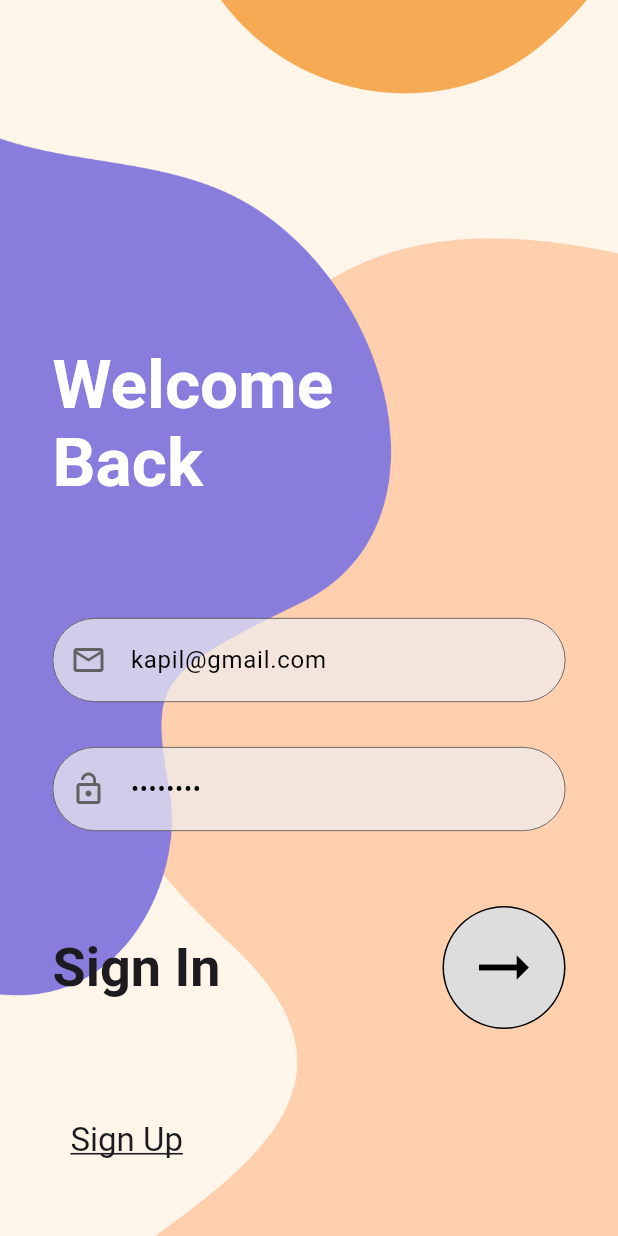
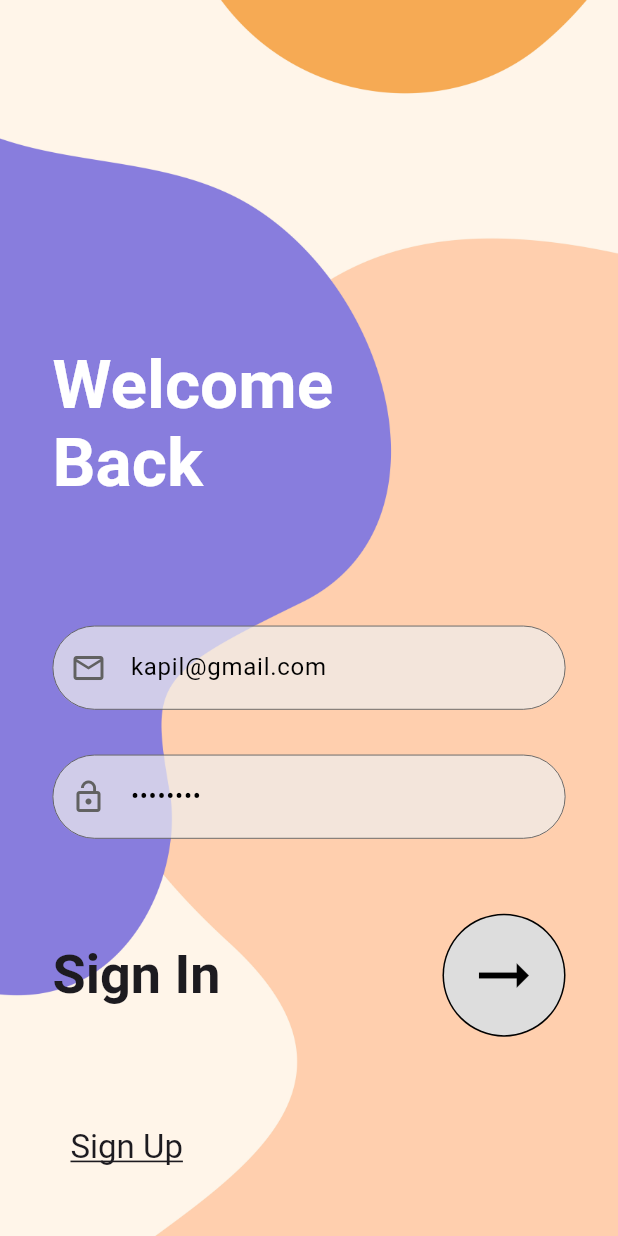
Before and after one commit to Dakshata45/quiz, a Flutter app: the screen it shows after launch, on a phone screen of 412 x 824 dp. Run offline on Flutter 3.47's test engine with Material 3 defaults, Android fonts, the light colour scheme and no system bars; our stand-ins replace firebase_auth, firebase_core; accounts and stored records are empty; network calls fail.

Commit message:
app commit

```diff
--- a/lib/quiz_screen/model/db_connect.dart
+++ b/lib/quiz_screen/model/db_connect.dart
@@ -8,27 +8,18 @@ import 'question_model.dart';
 class DBconnect {
   final url = Uri.parse(
       'https://quiz-app-269d2-default-rtdb.firebaseio.com/questions.json');
-  Future<void> addQuestion(Question question) async {
-    http.post(url,
-        body:
-            json.encode({'title': question.title, 'option': question.options}));
-  }
 
   Future<List<Question>> fetchQuestions() async {
-    // we got the data from just using this. now let's print it to see what we got.
     return http.get(url).then((response) {
-      // the 'then' method returns a 'response' which is our data.
-      // to whats inside we have to decode it first.
       var data = json.decode(response.body) as Map<String, dynamic>;
       debugPrint('data = $data');
       List<Question> newQuestions = [];
       data.forEach((key, value) {
         var newQuestion = Question(
-          id: key, // the encrypted key/the title we gave to our data
+          id: key,
           title: value['title'], // title of the question
           options: Map.castFrom(value['option']), // options of the question
         );
-        // add to newQuestions
         newQuestions.add(newQuestion);
       });
       return newQuestions;
--- a/lib/sign_in/screen/sign_in_screen.dart
+++ b/lib/sign_in/screen/sign_in_screen.dart
@@ -34,17 +34,25 @@ class _SignInScreenState extends State<SignInScreen> {
           body: Stack(
             children: [
               Container(),
+              SingleChildScrollView(
+                child: Column(
+                  crossAxisAlignment: CrossAxisAlignment.start,
+                  children: [
+                    Padding(
+                      padding: EdgeInsets.only(
+                          left: 35,
+                          top: MediaQuery.of(context).size.height * 0.28),
+                      child: Text('Welcome \nBack',
+                          style: Theme.of(context)
+                              .textTheme
+                              .displayMedium!
+                              .copyWith(
+                                  fontWeight: FontWeight.bold,
+                                  color: Colors.white)),
+                    ),
                     Container(
                       padding: EdgeInsets.only(
-                    left: 35, top: MediaQuery.of(context).size.height * 0.28),
-                child: Text('Welcome \nBack',
-                    style: Theme.of(context).textTheme.displayMedium!.copyWith(
-                        fontWeight: FontWeight.bold, color: Colors.white)),
-              ),
-              SingleChildScrollView(
-                child: Container(
-                  padding: EdgeInsets.only(
-                      top: MediaQuery.of(context).size.height * 0.5),
+                          top: MediaQuery.of(context).size.height * 0.1),
                       child: Column(
                         crossAxisAlignment: CrossAxisAlignment.start,
                         children: [
@@ -53,7 +61,8 @@ class _SignInScreenState extends State<SignInScreen> {
                             child: Column(
                               children: [
                                 reusableTextFormField(
-                                textController: signInData.usernameController,
+                                    textController:
+                                        signInData.usernameController,
                                     text: 'Enter Email ID',
                                     icon: Icons.email_outlined,
                                     isPasswordType: false),
@@ -61,7 +70,8 @@ class _SignInScreenState extends State<SignInScreen> {
                                   height: 30,
                                 ),
                                 reusableTextFormField(
-                                textController: signInData.passwordController,
+                                    textController:
+                                        signInData.passwordController,
                                     text: 'Enter Password',
                                     icon: Icons.lock_open,
                                     isPasswordType: true),
@@ -75,7 +85,8 @@ class _SignInScreenState extends State<SignInScreen> {
                                       style: Theme.of(context)
                                           .textTheme
                                           .displaySmall!
-                                      .copyWith(fontWeight: FontWeight.bold),
+                                          .copyWith(
+                                              fontWeight: FontWeight.bold),
                                     ),
                                     const Spacer(),
                                     CircleAvatar(
@@ -83,27 +94,11 @@ class _SignInScreenState extends State<SignInScreen> {
                                       backgroundColor: Colors.black,
                                       child: CircleAvatar(
                                         radius: 40,
-                                    backgroundColor:
-                                        Colors.grey.shade100.withOpacity(0.9),
+                                        backgroundColor: Colors.grey.shade100
+                                            .withOpacity(0.9),
                                         child: IconButton(
                                             onPressed: () {
                                               signInData.signInMethod();
-                                          // FirebaseAuth.instance
-                                          //     .signInWithEmailAndPassword(
-                                          //         email: signInData
-                                          //             .usernameController.text,
-                                          //         password: signInData
-                                          //             .passwordController.text)
-                                          //     .then((value) {
-                                          //   Navigator.push(
-                                          //       context,
-                                          //       MaterialPageRoute(
-                                          //           builder: (context) =>
-                                          //               const HomeScreen()));
-                                          // }).onError((error, stackTrace) {
-                                          //   debugPrint(
-                                          //       "error - ${error.toString()}");
-                                          // });
                                             },
                                             icon: const Icon(
                                               Icons.arrow_right_alt,
@@ -133,7 +128,8 @@ class _SignInScreenState extends State<SignInScreen> {
                                             .textTheme
                                             .titleLarge!
                                             .copyWith(
-                                          decoration: TextDecoration.underline,
+                                              decoration:
+                                                  TextDecoration.underline,
                                             ),
                                       ),
                                     ))
@@ -143,6 +139,8 @@ class _SignInScreenState extends State<SignInScreen> {
                         ],
                       ),
                     ),
+                  ],
+                ),
               ),
             ],
           ),
```
Also changed, not shown: lib/main.dart (+0 -47 lines), lib/sign_up/screen/sign_up_screen.dart (+0 -7 lines), lib/utils/color_utils.dart (+4 -17 lines). Lines whose indentation alone changed are shown as unchanged.
